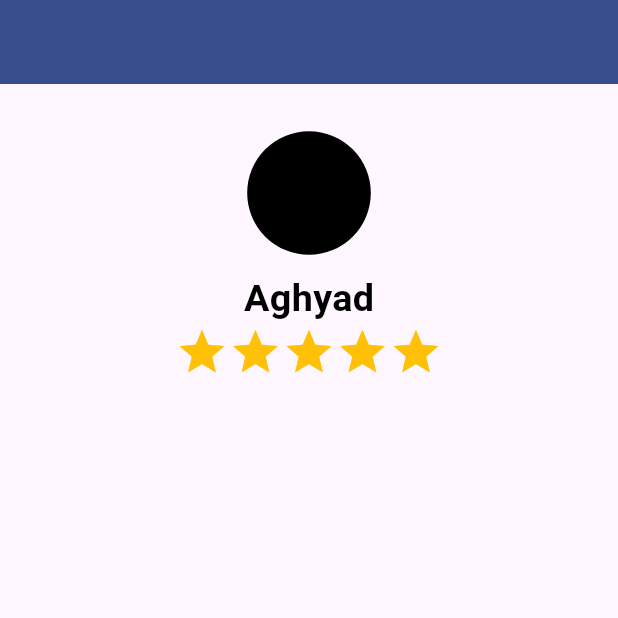
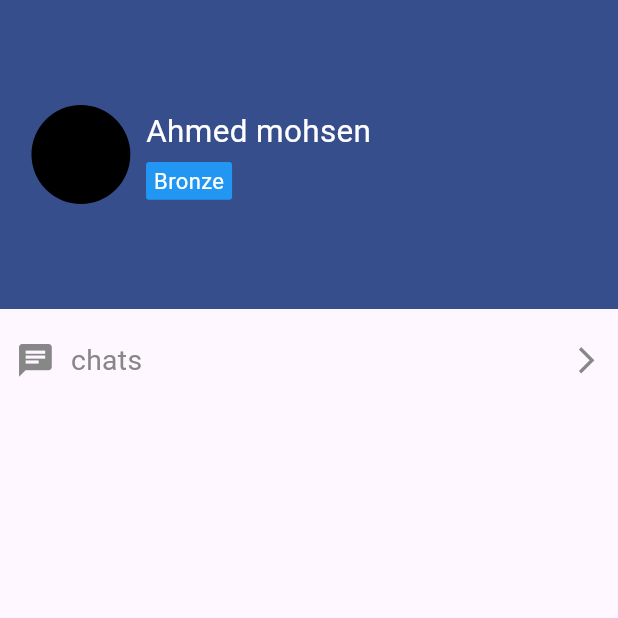
Before and after one commit to AghyadHamdoun/ads-app, a Flutter app: the screen it shows after launch, on a phone screen of 412 x 824 dp, the top half of it. Run offline on Flutter 3.47's test engine with Material 2 defaults, Android fonts, the phone set to English and light mode, and no system bars; our stand-ins replace built_value, dio, easy_localization, equatable, flutter_bloc, flutter_screenutil and 2 more.

Commit message:
profile screen

```diff
--- a/lib/features/pages/presentation/screens/profile.dart
+++ b/lib/features/pages/presentation/screens/profile.dart
@@ -1,4 +1,5 @@
 import 'package:ads/core/utils/app_colors.dart';
+import 'package:easy_localization/easy_localization.dart';
 import 'package:flutter/material.dart';
 import 'package:flutter_screenutil/flutter_screenutil.dart';
 
@@ -7,41 +8,91 @@ class ProfileScreen extends StatelessWidget {
 
   @override
   Widget build(BuildContext context) {
-    return SafeArea(child: Scaffold(
-      appBar: AppBar(
-        backgroundColor: AppColor.primaryColor,
+    return Scaffold(
+      body: SingleChildScrollView(
+        child: Column(
+          children: [
+            Container(
+              color: AppColor.primaryColor,
+              padding: EdgeInsets.symmetric(horizontal: 10.w),
+              height: 0.25.sh,
+              child: Row(
+                crossAxisAlignment: CrossAxisAlignment.center,
+                children: [
+                  Container(
+                    margin:
+                        EdgeInsets.symmetric(vertical: 10.h, horizontal: 10.w),
+                    height: 0.08.sh,
+                    width: 0.08.sh,
+                    decoration: BoxDecoration(
+                        color: Colors.black, shape: BoxShape.circle),
                   ),
-      body: SingleChildScrollView(
-        child: Container(
-          padding: EdgeInsets.symmetric(vertical: 20.h),
-          child:Column(
+                  Column(
+                    crossAxisAlignment: CrossAxisAlignment.start,
+                    mainAxisSize: MainAxisSize.min,
                     children: [
-              Container(margin: EdgeInsets.symmetric(vertical: 10.h),height: 0.1.sh,
+                      Text(
+                        "Ahmed mohsen",
+                        style: TextStyle(
+                            color: AppColor.white,
+                            fontSize: 20.sp,
+                            fontWeight: FontWeight.w400),
+                      ),
+                      SizedBox(
+                        height: 5.h,
+                      ),
+                      Container(
                         decoration: BoxDecoration(
-                color: Colors.black,
-                shape: BoxShape.circle
+                            color: Colors.blue,
+                            borderRadius: BorderRadius.circular(2)),
+                        alignment: Alignment.center,
+                        padding: EdgeInsets.symmetric(
+                            vertical: 2.h, horizontal: 5.w),
+                        child: Text(
+                          "Bronze",
+                          style:
+                              TextStyle(color: AppColor.white, fontSize: 14.sp),
+                        ),
+                      )
+                    ],
+                  ),
+                ],
               ),
             ),
-              Text("Aghyad",style: TextStyle(
-                color: Colors.black,
-                fontSize: 24.sp,
-                fontWeight: FontWeight.bold
-              ),),
+            Container(
+              padding: EdgeInsets.symmetric(horizontal: 10.w, vertical: 20.h),
+              child: Column(
+                children: [
                   Row(
-                mainAxisSize: MainAxisSize.max,
-                mainAxisAlignment: MainAxisAlignment.center,
                     children: [
-                  Icon(Icons.star,color: Colors.amber,size: 34.r,),
-                  Icon(Icons.star,color: Colors.amber,size: 34.r,),
-                  Icon(Icons.star,color: Colors.amber,size: 34.r,),
-                  Icon(Icons.star,color: Colors.amber,size: 34.r,),
-                  Icon(Icons.star,color: Colors.amber,size: 34.r,),
+                      Icon(
+                        Icons.chat,
+                        size: 25.r,
+                        color: AppColor.colorExtended,
+                      ),
+                      SizedBox(
+                        width: 10.w,
+                      ),
+                      Text(
+                        "chats".tr(),
+                        style: TextStyle(
+                            color: AppColor.colorExtended, fontSize: 18.sp),
+                        textAlign: TextAlign.center,
+                      ),
+                      Spacer(),
+                      Icon(
+                        Icons.arrow_forward_ios,
+                        size: 20.r,
+                        color: AppColor.colorExtended,
+                      ),
                     ],
                   )
                 ],
+              ),
             )
+          ],
         ),
       ),
-    ));
+    );
   }
 }
```
Lines whose indentation alone changed are shown as unchanged.
